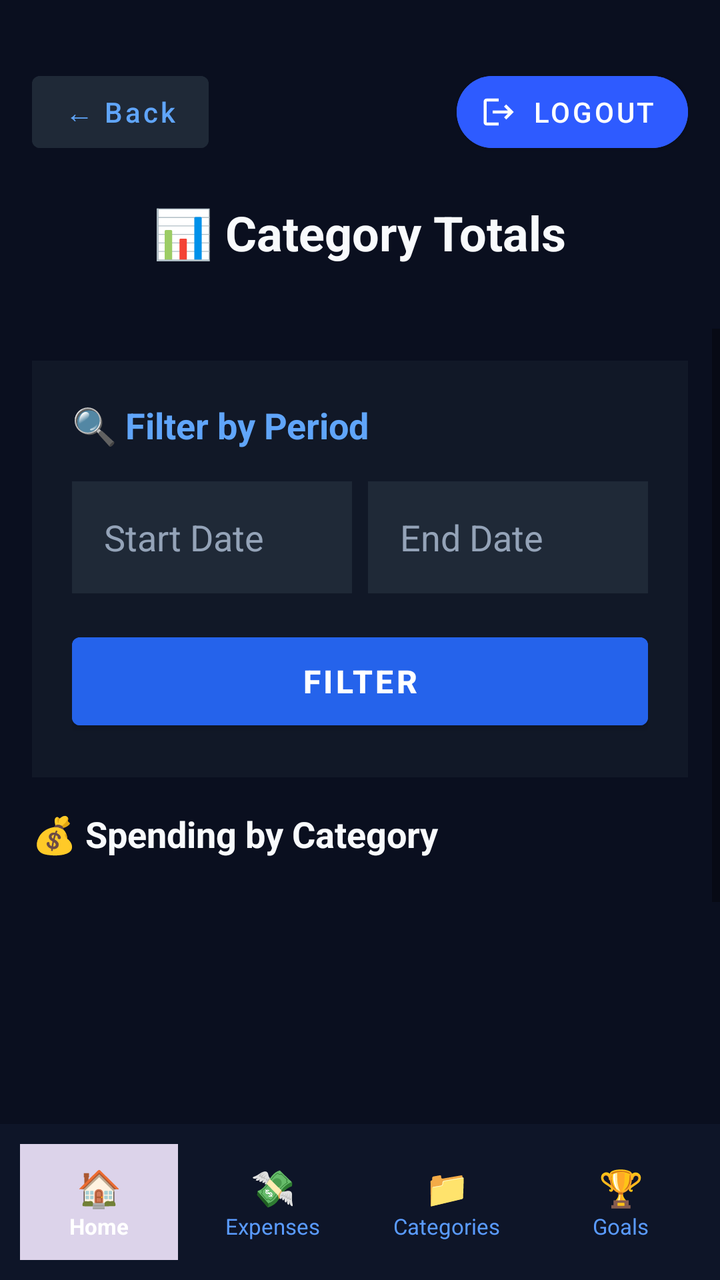
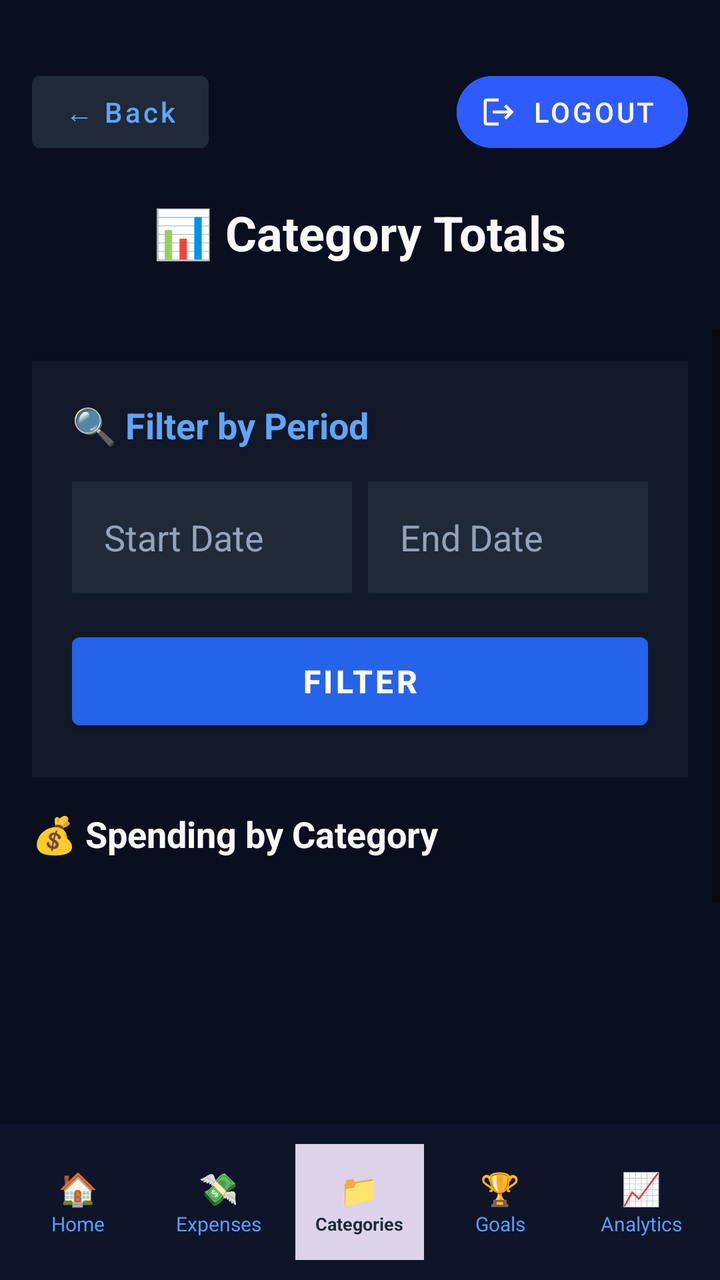

An Android layout rendered at two revisions. The XML below is the earlier revision; the diff shows what the commit changed to produce the second picture.
<!-- AndroidManifest.xml: application theme Theme.PennyWize -->
<!-- res/layout/activity_category_totals.xml -->
<?xml version="1.0" encoding="utf-8"?>
<LinearLayout xmlns:android="http://schemas.android.com/apk/res/android"
    android:layout_width="match_parent"
    android:layout_height="match_parent"
    xmlns:app="http://schemas.android.com/apk/res-auto"
    android:orientation="vertical"
    android:background="#0A0F1F">

    
    
    <RelativeLayout
        android:layout_width="match_parent"
        android:layout_height="wrap_content"
        android:padding="16dp"
        android:layout_marginTop="16dp"
        android:layout_marginBottom="16dp">


        <Button
            android:id="@+id/btnBack"
            android:layout_width="wrap_content"
            android:layout_height="48dp"
            android:layout_alignParentStart="true"
            android:layout_alignParentTop="true"
            android:backgroundTint="#1F2937"
            android:text="← Back"
            android:textAllCaps="false"
            android:textColor="#60A5FA" />

        
        <com.google.android.material.button.MaterialButton
            android:id="@+id/btnLogout"
            style="@style/Widget.MaterialComponents.Button.Icon"
            android:layout_width="wrap_content"
            android:layout_height="48dp"
            android:layout_alignParentEnd="true"
            android:layout_alignParentTop="true"
            android:backgroundTint="#2E5BFF"
            android:text="Logout"
            app:cornerRadius="20dp"
            app:icon="@drawable/ic_logout"
            app:iconSize="18dp"
            app:iconTint="@android:color/white" />


        <TextView
            android:id="@+id/tvHeaderTitle"
            android:layout_width="wrap_content"
            android:layout_height="wrap_content"
            android:layout_below="@id/btnLogout"
            android:layout_centerHorizontal="true"
            android:layout_marginTop="20dp"
            android:text="📊 Category Totals"
            android:textColor="#F8FAFC"
            android:textSize="24sp"
            android:textStyle="bold" />

    </RelativeLayout>


    <ScrollView
        android:layout_width="match_parent"
        android:layout_height="0dp"
        android:layout_weight="1">

        <LinearLayout
            android:layout_width="match_parent"
            android:layout_height="wrap_content"
            android:orientation="vertical"
            android:padding="16dp">

            
            <LinearLayout
                android:layout_width="match_parent"
                android:layout_height="wrap_content"
                android:orientation="vertical"
                android:background="#111827"
                android:padding="20dp"
                android:layout_marginBottom="16dp">

                <TextView
                    android:layout_width="wrap_content"
                    android:layout_height="wrap_content"
                    android:text="🔍 Filter by Period"
                    android:textColor="#60A5FA"
                    android:textSize="18sp"
                    android:textStyle="bold"
                    android:layout_marginBottom="16dp"/>

                <LinearLayout
                    android:layout_width="match_parent"
                    android:layout_height="wrap_content"
                    android:orientation="horizontal">

                    <EditText
                        android:id="@+id/etStartDate"
                        android:layout_width="0dp"
                        android:layout_height="56dp"
                        android:layout_weight="1"
                        android:hint="Start Date"
                        android:textColorHint="#94A3B8"
                        android:textColor="#FFFFFF"
                        android:background="#1F2937"
                        android:paddingStart="16dp"
                        android:paddingEnd="16dp"
                        android:layout_marginEnd="8dp"
                        android:focusable="false"
                        android:clickable="true"/>

                    <EditText
                        android:id="@+id/etEndDate"
                        android:layout_width="0dp"
                        android:layout_height="56dp"
                        android:layout_weight="1"
                        android:hint="End Date"
                        android:textColorHint="#94A3B8"
                        android:textColor="#FFFFFF"
                        android:background="#1F2937"
                        android:paddingStart="16dp"
                        android:paddingEnd="16dp"
                        android:focusable="false"
                        android:clickable="true"/>

                </LinearLayout>

                <Button
                    android:id="@+id/btnFilter"
                    android:layout_width="match_parent"
                    android:layout_height="56dp"
                    android:layout_marginTop="16dp"
                    android:text="FILTER"
                    android:textAllCaps="false"
                    android:textColor="#FFFFFF"
                    android:backgroundTint="#2563EB"
                    android:textSize="16sp"
                    android:textStyle="bold"/>

            </LinearLayout>

            
            <TextView
                android:layout_width="wrap_content"
                android:layout_height="wrap_content"
                android:text="💰 Spending by Category"
                android:textColor="#F8FAFC"
                android:textSize="18sp"
                android:textStyle="bold"
                android:layout_marginBottom="12dp"/>

            
            <ListView
                android:id="@+id/lvCategoryTotals"
                android:layout_width="match_parent"
                android:layout_height="259dp"
                android:divider="#1F2937"
                android:dividerHeight="1dp"
                android:paddingBottom="16dp" />

        </LinearLayout>
    </ScrollView>

    
    <LinearLayout
        android:layout_width="match_parent"
        android:layout_height="78dp"
        android:background="#0E1528"
        android:gravity="center"
        android:orientation="horizontal"
        android:paddingHorizontal="6dp">

        <LinearLayout
            android:id="@+id/navHome"
            android:layout_width="0dp"
            android:layout_height="58dp"
            android:layout_weight="1"
            android:gravity="center"
            android:orientation="vertical"
            android:layout_margin="4dp"
            android:background="#DCD3EA">

            <TextView
                android:layout_width="wrap_content"
                android:layout_height="wrap_content"
                android:text="🏠"
                android:textColor="#FFFFFF"
                android:textSize="18sp"
                android:textStyle="bold" />

            <TextView
                android:layout_width="wrap_content"
                android:layout_height="wrap_content"
                android:text="Home"
                android:textColor="#FFFFFF"
                android:textSize="11sp"
                android:textStyle="bold" />
        </LinearLayout>

        <LinearLayout
            android:id="@+id/navExpenses"
            android:layout_width="0dp"
            android:layout_height="58dp"
            android:layout_weight="1"
            android:gravity="center"
            android:orientation="vertical"
            android:layout_margin="4dp">

            <TextView
                android:layout_width="wrap_content"
                android:layout_height="wrap_content"
                android:text="💸"
                android:textColor="#5A9BFF"
                android:textSize="18sp"
                android:textStyle="bold" />

            <TextView
                android:layout_width="wrap_content"
                android:layout_height="wrap_content"
                android:text="Expenses"
                android:textColor="#5A9BFF"
                android:textSize="11sp" />
        </LinearLayout>

        <LinearLayout
            android:id="@+id/navCategories"
            android:layout_width="0dp"
            android:layout_height="58dp"
            android:layout_weight="1"
            android:gravity="center"
            android:orientation="vertical"
            android:layout_margin="4dp">

            <TextView
                android:layout_width="wrap_content"
                android:layout_height="wrap_content"
                android:text="📁"
                android:textColor="#5A9BFF"
                android:textSize="18sp"
                android:textStyle="bold" />

            <TextView
                android:layout_width="wrap_content"
                android:layout_height="wrap_content"
                android:text="Categories"
                android:textColor="#5A9BFF"
                android:textSize="11sp" />
        </LinearLayout>

        <LinearLayout
            android:id="@+id/navGoals"
            android:layout_width="0dp"
            android:layout_height="58dp"
            android:layout_weight="1"
            android:gravity="center"
            android:orientation="vertical"
            android:layout_margin="4dp">

            <TextView
                android:layout_width="wrap_content"
                android:layout_height="wrap_content"
                android:text="🏆"
                android:textColor="#5A9BFF"
                android:textSize="18sp"
                android:textStyle="bold" />

            <TextView
                android:layout_width="wrap_content"
                android:layout_height="wrap_content"
                android:text="Goals"
                android:textColor="#5A9BFF"
                android:textSize="11sp" />
        </LinearLayout>
    </LinearLayout>
</LinearLayout>
<!-- resources referenced by this layout -->
<resources>
  <!-- drawable ic_logout (drawable) -->
  <?xml version="1.0" encoding="utf-8"?>
  <vector xmlns:android="http://schemas.android.com/apk/res/android"
  android:width="24dp"
  android:height="24dp"
  android:viewportWidth="24"
  android:viewportHeight="24"
  android:tint="#FFFFFF">
  <path
      android:fillColor="@android:color/white"
      android:pathData="M17,7l-1.41,1.41L18.17,11H8v2h10.17l-2.58,2.58L17,17l5,-5L17,7zM4,5h8V3H4C2.9,3 2,3.9 2,5v14c0,1.1 0.9,2 2,2h8v-2H4V5z"/>
  </vector>
  <style name="Theme.PennyWize" parent="Theme.MaterialComponents.DayNight.NoActionBar">
          
          <item name="colorPrimary">#4A9EFF</item>
          <item name="colorPrimaryVariant">#1A2035</item>
          <item name="colorOnPrimary">#FFFFFF</item>
          
          <item name="colorSecondary">#4A9EFF</item>
          <item name="colorSecondaryVariant">#0A0E1A</item>
          <item name="colorOnSecondary">#FFFFFF</item>
          
          <item name="android:statusBarColor">#0A0E1A</item>
          
          <item name="android:windowBackground">#0A0E1A</item>
      </style>
</resources>

<!-- the commit's change to res/layout/activity_category_totals.xml (unified diff, before → after) -->
@@ -166,7 +166,7 @@
         android:background="#0E1528"
         android:gravity="center"
         android:orientation="horizontal"
-        android:paddingHorizontal="6dp">
+        android:paddingHorizontal="4dp">
 
         <LinearLayout
             android:id="@+id/navHome"
@@ -175,74 +175,42 @@
             android:layout_weight="1"
             android:gravity="center"
             android:orientation="vertical"
-            android:layout_margin="4dp"
+            android:layout_margin="3dp">
+            <TextView android:layout_width="wrap_content" android:layout_height="wrap_content"
+                android:text="🏠" android:textColor="#5A9BFF" android:textSize="16sp" />
+            <TextView android:layout_width="wrap_content" android:layout_height="wrap_content"
+                android:text="Home" android:textColor="#5A9BFF" android:textSize="10sp" />
+        </LinearLayout>
+
+        <LinearLayout
+            android:id="@+id/navExpenses"
+            android:layout_width="0dp"
+            android:layout_height="58dp"
+            android:layout_weight="1"
+            android:gravity="center"
+            android:orientation="vertical"
+            android:layout_margin="3dp">
+            <TextView android:layout_width="wrap_content" android:layout_height="wrap_content"
+                android:text="💸" android:textColor="#5A9BFF" android:textSize="16sp" />
+            <TextView android:layout_width="wrap_content" android:layout_height="wrap_content"
+                android:text="Expenses" android:textColor="#5A9BFF" android:textSize="10sp" />
+        </LinearLayout>
+
+        <LinearLayout
+            android:id="@+id/navCategories"
+            android:layout_width="0dp"
+            android:layout_height="58dp"
+            android:layout_weight="1"
+            android:gravity="center"
+            android:orientation="vertical"
+            android:layout_margin="3dp"
             android:background="#DCD3EA">
-
-            <TextView
-                android:layout_width="wrap_content"
-                android:layout_height="wrap_content"
-                android:text="🏠"
-                android:textColor="#FFFFFF"
-                android:textSize="18sp"
-                android:textStyle="bold" />
-
-            <TextView
-                android:layout_width="wrap_content"
-                android:layout_height="wrap_content"
-                android:text="Home"
-                android:textColor="#FFFFFF"
-                android:textSize="11sp"
-                android:textStyle="bold" />
-        </LinearLayout>
-
-        <LinearLayout
-            android:id="@+id/navExpenses"
-            android:layout_width="0dp"
-            android:layout_height="58dp"
-            android:layout_weight="1"
-            android:gravity="center"
-            android:orientation="vertical"
-            android:layout_margin="4dp">
-
-            <TextView
-                android:layout_width="wrap_content"
-                android:layout_height="wrap_content"
-                android:text="💸"
-                android:textColor="#5A9BFF"
-                android:textSize="18sp"
-                android:textStyle="bold" />
-
-            <TextView
-                android:layout_width="wrap_content"
-                android:layout_height="wrap_content"
-                android:text="Expenses"
-                android:textColor="#5A9BFF"
-                android:textSize="11sp" />
-        </LinearLayout>
-
-        <LinearLayout
-            android:id="@+id/navCategories"
-            android:layout_width="0dp"
-            android:layout_height="58dp"
-            android:layout_weight="1"
-            android:gravity="center"
-            android:orientation="vertical"
-            android:layout_margin="4dp">
-
-            <TextView
-                android:layout_width="wrap_content"
-                android:layout_height="wrap_content"
-                android:text="📁"
-                android:textColor="#5A9BFF"
-                android:textSize="18sp"
-                android:textStyle="bold" />
-
-            <TextView
-                android:layout_width="wrap_content"
-                android:layout_height="wrap_content"
-                android:text="Categories"
-                android:textColor="#5A9BFF"
-                android:textSize="11sp" />
+            <TextView android:layout_width="wrap_content" android:layout_height="wrap_content"
+                android:text="📁" android:textColor="#1F2937" android:textSize="16sp"
+                android:textStyle="bold"/>
+            <TextView android:layout_width="wrap_content" android:layout_height="wrap_content"
+                android:text="Categories" android:textColor="#1F2937" android:textSize="9sp"
+                android:textStyle="bold"/>
         </LinearLayout>
 
         <LinearLayout
@@ -252,22 +220,28 @@
             android:layout_weight="1"
             android:gravity="center"
             android:orientation="vertical"
-            android:layout_margin="4dp">
-
-            <TextView
-                android:layout_width="wrap_content"
-                android:layout_height="wrap_content"
-                android:text="🏆"
-                android:textColor="#5A9BFF"
-                android:textSize="18sp"
-                android:textStyle="bold" />
-
-            <TextView
-                android:layout_width="wrap_content"
-                android:layout_height="wrap_content"
-                android:text="Goals"
-                android:textColor="#5A9BFF"
-                android:textSize="11sp" />
-        </LinearLayout>
+            android:layout_margin="3dp">
+            <TextView android:layout_width="wrap_content" android:layout_height="wrap_content"
+                android:text="🏆" android:textColor="#5A9BFF" android:textSize="16sp" />
+            <TextView android:layout_width="wrap_content" android:layout_height="wrap_content"
+                android:text="Goals" android:textColor="#5A9BFF" android:textSize="10sp" />
+        </LinearLayout>
+
+        <LinearLayout
+            android:id="@+id/navAnalytics"
+            android:layout_width="0dp"
+            android:layout_height="58dp"
+            android:layout_weight="1"
+            android:gravity="center"
+            android:orientation="vertical"
+            android:layout_margin="3dp">
+            <TextView android:layout_width="wrap_content" android:layout_height="wrap_content"
+                android:text="📈" android:textColor="#5A9BFF" android:textSize="16sp"
+                />
+            <TextView android:layout_width="wrap_content" android:layout_height="wrap_content"
+                android:text="Analytics" android:textColor="#5A9BFF" android:textSize="10sp"
+                />
+        </LinearLayout>
+
     </LinearLayout>
 </LinearLayout>
